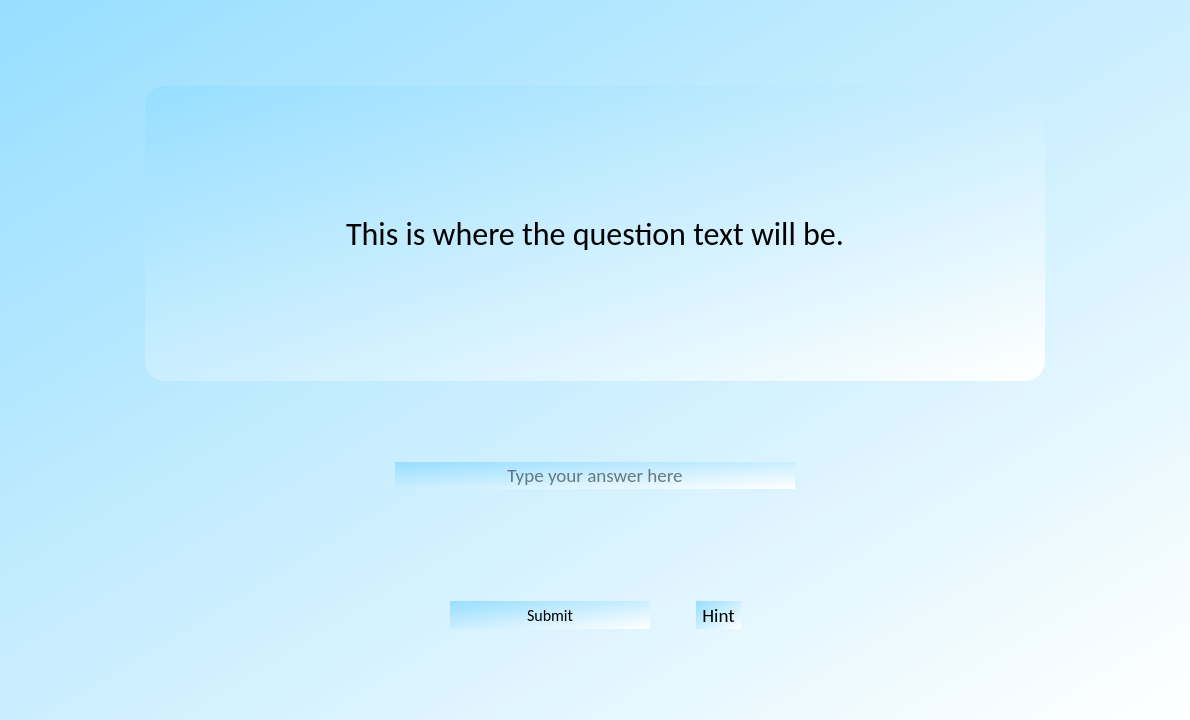
Above: View/QuestionScreen.ui from JakeH-32/Capstone before the change. Below: the same form after it.
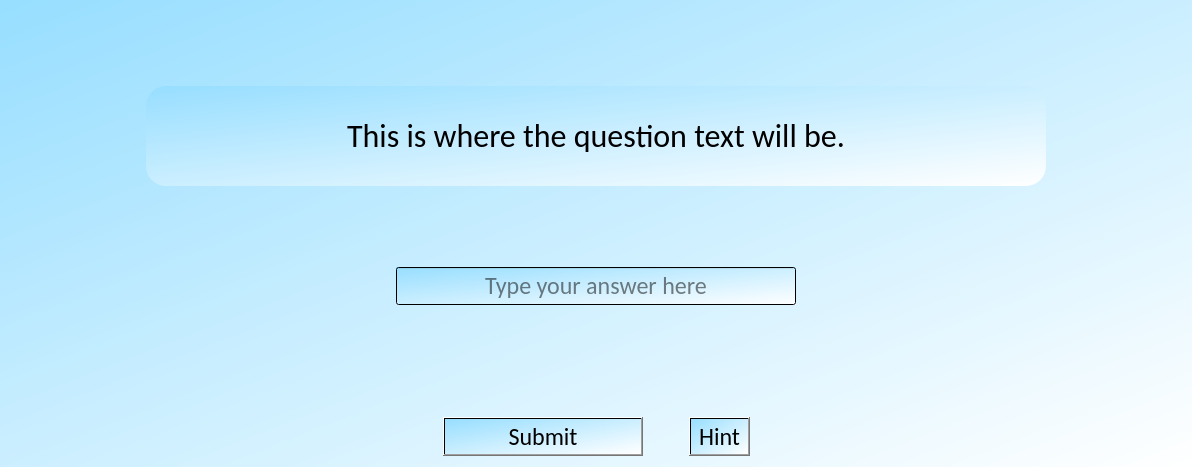
That is the form after the change.

Diff of the .ui file:
```diff
--- a/View/QuestionScreen.ui
+++ b/View/QuestionScreen.ui
@@ -6,8 +6,8 @@
    <rect>
     <x>0</x>
     <y>0</y>
-    <width>1190</width>
-    <height>720</height>
+    <width>1192</width>
+    <height>441</height>
    </rect>
   </property>
   <property name="windowTitle">
@@ -129,7 +129,7 @@
          <property name="font">
           <font>
            <family>Calibri</family>
-           <pointsize>14</pointsize>
+           <pointsize>18</pointsize>
            <weight>50</weight>
            <italic>false</italic>
            <bold>false</bold>
@@ -137,12 +137,11 @@
          </property>
          <property name="styleSheet">
           <string notr="true">QWidget{
-border-radius:20px;
 background-color: &quot;linen&quot;
 }</string>
          </property>
          <property name="frame">
-          <bool>false</bool>
+          <bool>true</bool>
          </property>
          <property name="alignment">
           <set>Qt::AlignCenter</set>
@@ -221,12 +220,12 @@
          <property name="font">
           <font>
            <family>Calibri</family>
-           <pointsize>12</pointsize>
+           <pointsize>18</pointsize>
           </font>
          </property>
          <property name="styleSheet">
           <string notr="true">QWidget{
-border-radius:20px;
+
 background-color: &quot;linen&quot;
 }</string>
          </property>
@@ -259,7 +258,7 @@
          <property name="font">
           <font>
            <family>Calibri</family>
-           <pointsize>14</pointsize>
+           <pointsize>18</pointsize>
            <weight>50</weight>
            <italic>false</italic>
            <bold>false</bold>
@@ -267,7 +266,7 @@
          </property>
          <property name="styleSheet">
           <string notr="true">QWidget{
-border-radius:20px;
+
 background-color: &quot;linen&quot;
 }</string>
          </property>
@@ -351,6 +350,12 @@
            <bold>false</bold>
           </font>
          </property>
+         <property name="mouseTracking">
+          <bool>false</bool>
+         </property>
+         <property name="autoFillBackground">
+          <bool>false</bool>
+         </property>
          <property name="styleSheet">
           <string notr="true">QWidget{
 border-radius:20px;
```
